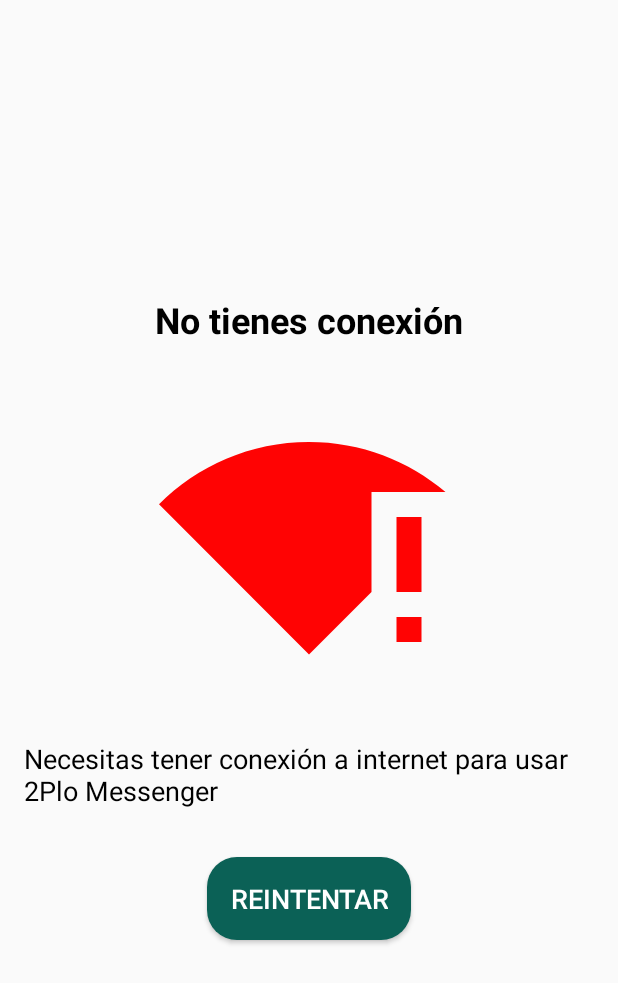
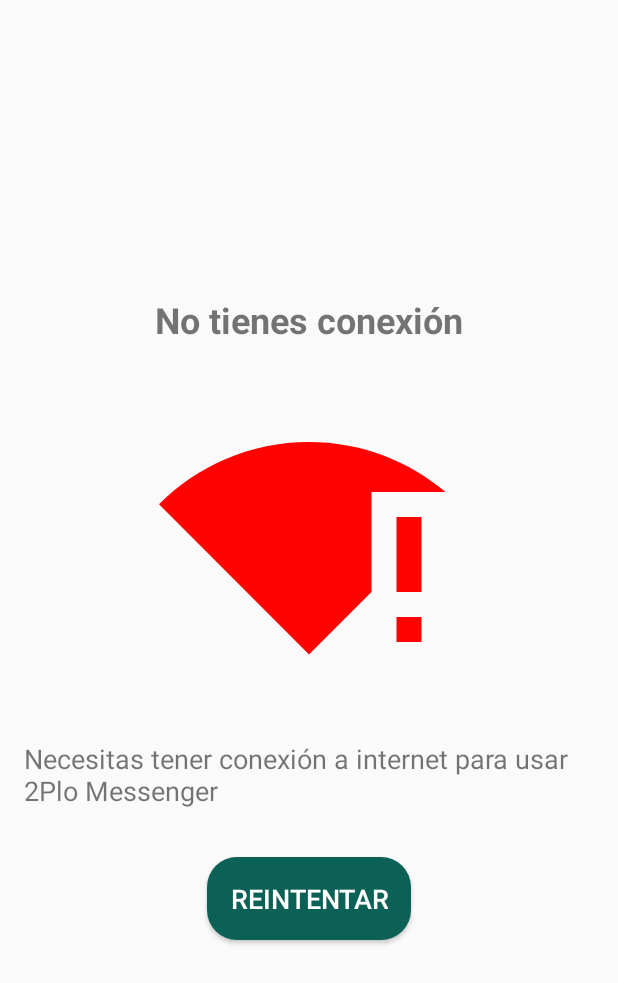
Before and after one commit to 2plotechnologies/2plomessenger, an Android app: the NoInternetActivity screen opened directly, with no data from a screen before it, on a phone screen of 412 x 824 dp. Shown: the top 983 px of the screen. Run offline under Robolectric (Android 15) with nearby library versions, the phone set to English and light mode, and no system bars.

Commit message:
Corrigiendo errores de diseño

```diff
--- a/app/src/main/java/com/twoploapps/a2plomessenger/AudioActivity.java
+++ b/app/src/main/java/com/twoploapps/a2plomessenger/AudioActivity.java
@@ -109,6 +109,7 @@ public class AudioActivity extends AppCompatActivity  implements View.OnClickLis
         }
     }
     private void updateSeekBar() {
+        if(mediaPlayer!=null){
             seekBar.setProgress(mediaPlayer.getCurrentPosition());
             if (mediaPlayer.isPlaying()) {
                 Runnable runnable = new Runnable() {
@@ -120,6 +121,7 @@ public class AudioActivity extends AppCompatActivity  implements View.OnClickLis
                 handler.postDelayed(runnable, 1000);
             }
         }
+    }
     @Override
     protected void onDestroy() {
         super.onDestroy();
--- a/app/src/main/res/layout/activity_no_internet.xml
+++ b/app/src/main/res/layout/activity_no_internet.xml
@@ -13,8 +13,7 @@
         android:layout_height="wrap_content"
         android:text="@string/no_tienes_conexi_n"
         android:textSize="24sp"
-        android:textStyle="bold"
-        android:textColor="#000" />
+        android:textStyle="bold" />
 
     <ImageView
         android:layout_width="200dp"
@@ -28,7 +27,6 @@
         android:layout_height="wrap_content"
         android:text="@string/necesitas_tener_conexi_n_a_internet_para_usar_2plo_messenger"
         android:textSize="18sp"
-        android:textColor="#000"
         android:layout_marginTop="32dp"/>
     <Button
         android:id="@+id/btnreintentar"
--- a/app/src/main/res/layout/activity_publicar_post.xml
+++ b/app/src/main/res/layout/activity_publicar_post.xml
@@ -6,8 +6,7 @@
     android:layout_height="match_parent"
     tools:context=".PublicarPostActivity"
     android:orientation="vertical"
-    android:padding="16dp"
-    android:background="@color/white">
+    android:padding="16dp">
 
     <TextView
         android:layout_width="match_parent"
```
Lines whose indentation alone changed are shown as unchanged.
